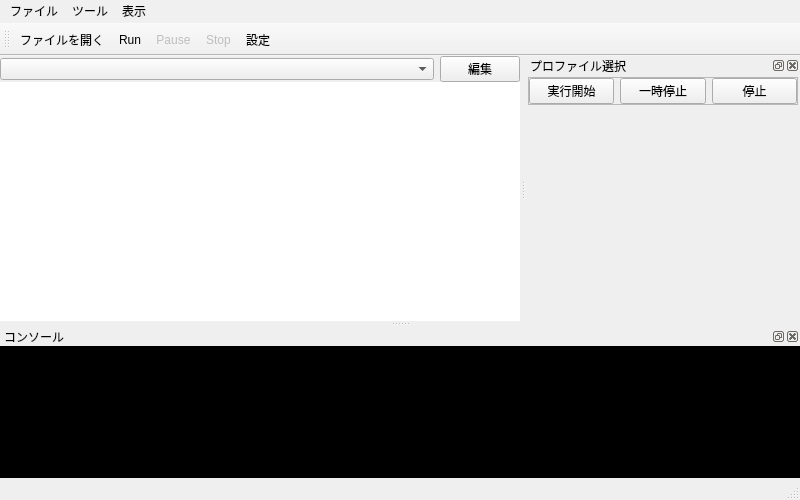
This is src/AutoBatchRunner/autobatchrunner.ui in karakirimu/AutoBatchTools as Qt 5 draws it before an edit. The edited form follows.
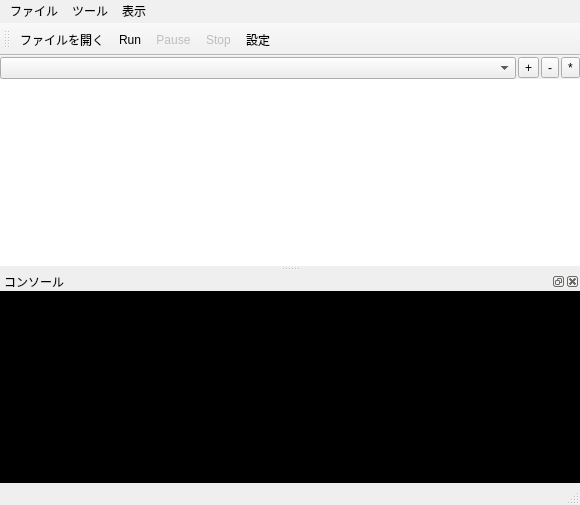
This is the edited form. Icons and pictures are not drawn. Custom widgets are drawn as their Qt base class.

What changed in the file:
```diff
--- a/src/AutoBatchRunner/autobatchrunner.ui
+++ b/src/AutoBatchRunner/autobatchrunner.ui
@@ -6,8 +6,8 @@
    <rect>
     <x>0</x>
     <y>0</y>
-    <width>800</width>
-    <height>500</height>
+    <width>580</width>
+    <height>505</height>
    </rect>
   </property>
   <property name="windowTitle">
@@ -42,11 +42,14 @@
        <enum>QFrame::Raised</enum>
       </property>
       <layout class="QHBoxLayout" name="horizontalLayout">
+       <property name="spacing">
+        <number>2</number>
+       </property>
        <property name="leftMargin">
         <number>0</number>
        </property>
        <property name="topMargin">
-        <number>0</number>
+        <number>1</number>
        </property>
        <property name="rightMargin">
         <number>0</number>
@@ -58,15 +61,35 @@
         <widget class="ProfileComboBox" name="comboBox"/>
        </item>
        <item>
-        <widget class="QPushButton" name="editButton">
-         <property name="sizePolicy">
-          <sizepolicy hsizetype="Fixed" vsizetype="Fixed">
-           <horstretch>0</horstretch>
-           <verstretch>0</verstretch>
-          </sizepolicy>
+        <widget class="QToolButton" name="addButton">
+         <property name="text">
+          <string>+</string>
          </property>
+         <property name="icon">
+          <iconset resource="../../res/resources.qrc">
+           <normaloff>:/icons/Add.png</normaloff>:/icons/Add.png</iconset>
+         </property>
+        </widget>
+       </item>
+       <item>
+        <widget class="QToolButton" name="deleteButton">
          <property name="text">
-          <string>編集</string>
+          <string>-</string>
+         </property>
+         <property name="icon">
+          <iconset resource="../../res/resources.qrc">
+           <normaloff>:/icons/Denided.png</normaloff>:/icons/Denided.png</iconset>
+         </property>
+        </widget>
+       </item>
+       <item>
+        <widget class="QToolButton" name="editButton">
+         <property name="text">
+          <string>*</string>
+         </property>
+         <property name="icon">
+          <iconset resource="../../res/resources.qrc">
+           <normaloff>:/icons/Pen.png</normaloff>:/icons/Pen.png</iconset>
          </property>
         </widget>
        </item>
@@ -105,7 +128,7 @@
     <rect>
      <x>0</x>
      <y>0</y>
-     <width>800</width>
+     <width>580</width>
      <height>20</height>
     </rect>
    </property>
@@ -162,106 +185,6 @@
    <addaction name="actionSettings"/>
   </widget>
   <widget class="QStatusBar" name="statusBar"/>
-  <widget class="BaseDockWidget" name="runDock">
-   <property name="minimumSize">
-    <size>
-     <width>274</width>
-     <height>265</height>
-    </size>
-   </property>
-   <property name="windowTitle">
-    <string>プロファイル選択</string>
-   </property>
-   <attribute name="dockWidgetArea">
-    <number>2</number>
-   </attribute>
-   <widget class="QWidget" name="dockWidgetContents_3">
-    <layout class="QVBoxLayout" name="verticalLayout_3">
-     <property name="leftMargin">
-      <number>2</number>
-     </property>
-     <property name="topMargin">
-      <number>2</number>
-     </property>
-     <property name="rightMargin">
-      <number>2</number>
-     </property>
-     <property name="bottomMargin">
-      <number>2</number>
-     </property>
-     <item>
-      <widget class="QFrame" name="frame_2">
-       <property name="frameShape">
-        <enum>QFrame::StyledPanel</enum>
-       </property>
-       <property name="frameShadow">
-        <enum>QFrame::Raised</enum>
-       </property>
-       <layout class="QHBoxLayout" name="horizontalLayout_2">
-        <property name="leftMargin">
-         <number>0</number>
-        </property>
-        <property name="topMargin">
-         <number>0</number>
-        </property>
-        <property name="rightMargin">
-         <number>0</number>
-        </property>
-        <property name="bottomMargin">
-         <number>0</number>
-        </property>
-        <item>
-         <widget class="QPushButton" name="runButton">
-          <property name="text">
-           <string>実行開始</string>
-          </property>
-          <property name="icon">
-           <iconset resource="../../res/resources.qrc">
-            <normaloff>:/icons/run.png</normaloff>:/icons/run.png</iconset>
-          </property>
-         </widget>
-        </item>
-        <item>
-         <widget class="QPushButton" name="pushButton_2">
-          <property name="text">
-           <string>一時停止</string>
-          </property>
-          <property name="icon">
-           <iconset resource="../../res/resources.qrc">
-            <normaloff>:/icons/pause.png</normaloff>:/icons/pause.png</iconset>
-          </property>
-         </widget>
-        </item>
-        <item>
-         <widget class="QPushButton" name="pushButton_3">
-          <property name="text">
-           <string>停止</string>
-          </property>
-          <property name="icon">
-           <iconset resource="../../res/resources.qrc">
-            <normaloff>:/icons/stop_flat.png</normaloff>:/icons/stop_flat.png</iconset>
-          </property>
-         </widget>
-        </item>
-       </layout>
-      </widget>
-     </item>
-     <item>
-      <spacer name="verticalSpacer">
-       <property name="orientation">
-        <enum>Qt::Vertical</enum>
-       </property>
-       <property name="sizeHint" stdset="0">
-        <size>
-         <width>20</width>
-         <height>40</height>
-        </size>
-       </property>
-      </spacer>
-     </item>
-    </layout>
-   </widget>
-  </widget>
   <widget class="BaseDockWidget" name="consoleDock">
    <property name="windowTitle">
     <string>コンソール</string>
```
